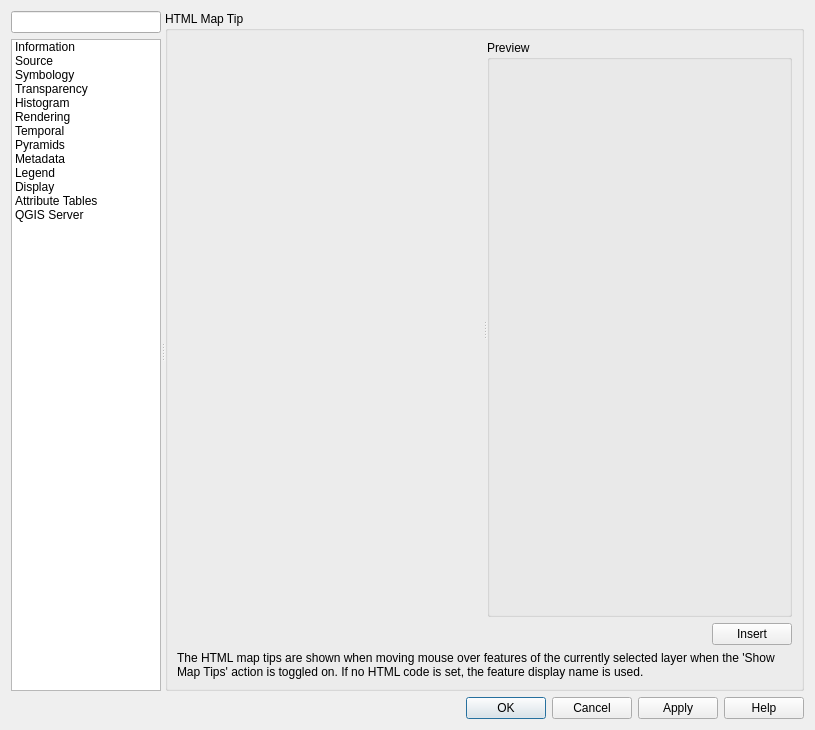
First picture: the form in src/ui/qgsrasterlayerpropertiesbase.ui, repository carsmie/QGIS, before the edit.
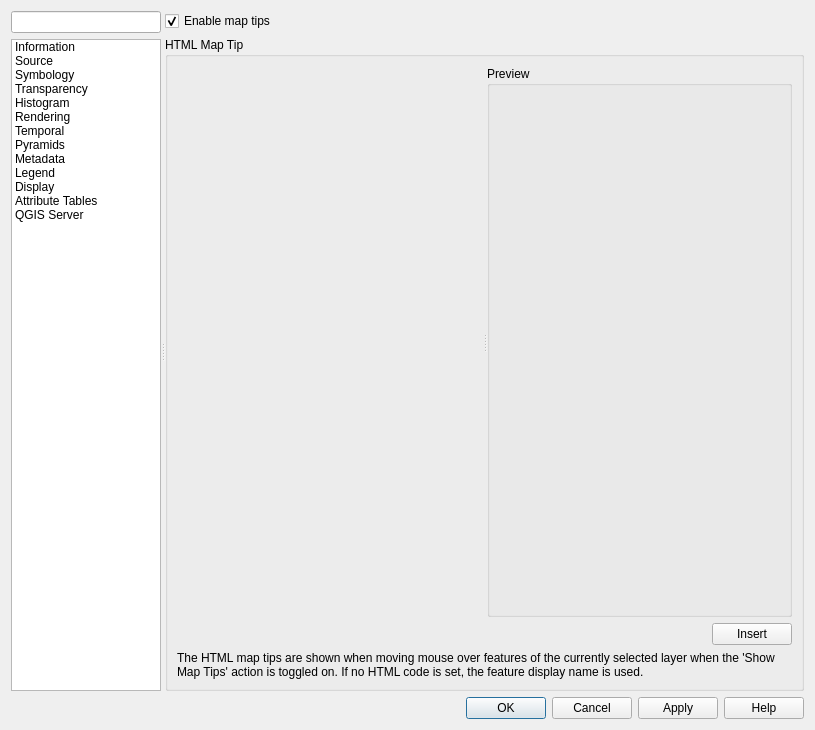
Second picture: the form after the edit. Icons and pictures are not drawn. Custom widgets are drawn as their Qt base class.

What changed in the file:
```diff
--- a/src/ui/qgsrasterlayerpropertiesbase.ui
+++ b/src/ui/qgsrasterlayerpropertiesbase.ui
@@ -1477,7 +1477,20 @@
                <number>0</number>
               </property>
               <item row="0" column="0">
-               <widget class="QGroupBox" name="groupBox_2">
+               <widget class="QCheckBox" name="mEnableMapTips">
+                <property name="toolTip">
+                 <string>Indicates whether map tips are displayed for this layer or not</string>
+                </property>
+                <property name="text">
+                 <string>Enable map tips</string>
+                </property>
+                <property name="checked">
+                 <bool>true</bool>
+                </property>
+               </widget>
+              </item>
+              <item row="1" column="0">
+               <widget class="QGroupBox" name="mHtmlMapTipGroupBox">
                 <property name="sizePolicy">
                  <sizepolicy hsizetype="Preferred" vsizetype="MinimumExpanding">
                   <horstretch>0</horstretch>
```
